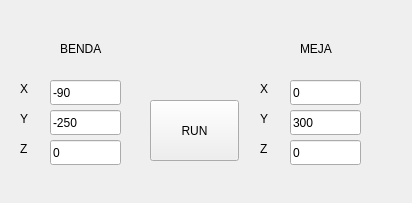
ahmaddidiks/robot, file scara_like/src/gui.ui: the form before one commit.
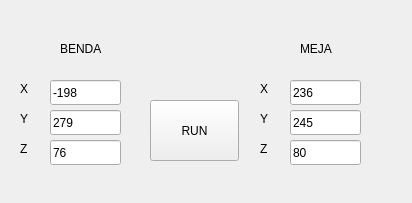
The form after the commit.

```diff
--- a/scara_like/src/gui.ui
+++ b/scara_like/src/gui.ui
@@ -63,7 +63,7 @@
      </rect>
     </property>
     <property name="text">
-     <string>-90</string>
+     <string>-198</string>
     </property>
    </widget>
    <widget class="QLineEdit" name="y_benda">
@@ -76,7 +76,7 @@
      </rect>
     </property>
     <property name="text">
-     <string>-250</string>
+     <string>279</string>
     </property>
    </widget>
    <widget class="QLineEdit" name="z_benda">
@@ -89,7 +89,7 @@
      </rect>
     </property>
     <property name="text">
-     <string>0</string>
+     <string>76</string>
     </property>
    </widget>
    <widget class="QPushButton" name="run">
@@ -141,7 +141,7 @@
      </rect>
     </property>
     <property name="text">
-     <string>300</string>
+     <string>245</string>
     </property>
    </widget>
    <widget class="QLineEdit" name="z_meja">
@@ -154,7 +154,7 @@
      </rect>
     </property>
     <property name="text">
-     <string>0</string>
+     <string>80</string>
     </property>
    </widget>
    <widget class="QLabel" name="label_6">
@@ -180,7 +180,7 @@
      </rect>
     </property>
     <property name="text">
-     <string>0</string>
+     <string>236</string>
     </property>
    </widget>
    <widget class="QLabel" name="label_7">
```
